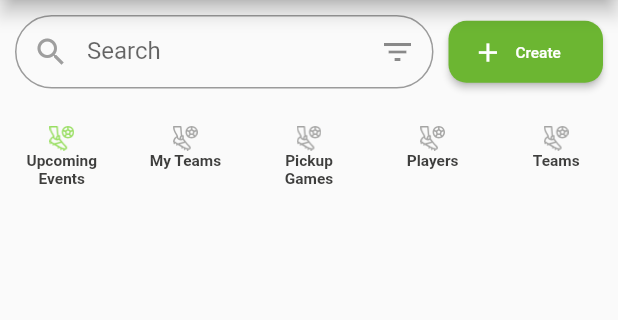
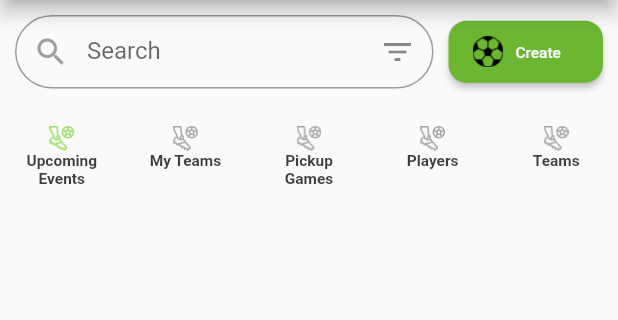
Before and after one commit to ArturoBarrios/AAASoccer, a Flutter app: the Home screen opened by its route, on a phone screen of 412 x 824 dp, the part 84-404 px from its top. Run offline on Flutter 3.47's test engine with Material 2 defaults, Android fonts, the phone set to English and light mode, and no system bars; our stand-ins replace auto_size_text, bloc, equatable, firebase_analytics, firebase_core, flip_card and 23 more; missing offline and left inert: amplify_api, amplify_auth_cognito, amplify_authenticator, amplify_datastore, amplify_flutter, dart:ffi and 7 more; accounts and stored records are empty.

Commit message:
populating tsn pickup card, updated widgets

```diff
--- a/lib/commands/event_command.dart
+++ b/lib/commands/event_command.dart
@@ -1212,9 +1212,6 @@ class EventCommand extends BaseCommand {
         }
       });
 
-      eventPageModel.objectImageInput = await loadEventMainImage(event, eventPageModel.isMine);
-
-
 
       isMyEventResp['mainEvent'] = event;
       isMyEventResp['roles'] = eventPageModel.roles;
--- a/lib/components/Buttons/basic_elevated_button.dart
+++ b/lib/components/Buttons/basic_elevated_button.dart
@@ -5,13 +5,15 @@ import '../../styles/colors.dart';
 class BasicElevatedButton extends StatefulWidget {
   final double? height;
   final double? width;
-  final Svg? icon;
+  final Svg? customIcon;
+  final IconData? icon;
   final String? text;
   final Color? backgroundColor;
+  final Color? iconColor;
   final Function? onPressed;
 
 
-  const BasicElevatedButton({Key? key, this.height, this.width, this.backgroundColor, this.icon, this.text, this.onPressed }) : super(key: key);
+  const BasicElevatedButton({Key? key, this.height, this.width, this.backgroundColor, this.customIcon, this.icon, this.iconColor, this.text, this.onPressed }) : super(key: key);
 
   @override
   State<BasicElevatedButton> createState() => _BasicElevatedButton();
@@ -53,23 +55,30 @@ class _BasicElevatedButton extends State<BasicElevatedButton> {
       mainAxisAlignment:
           widget.icon == null && widget.text != null // replace widget.text with your actual text variable
               ? MainAxisAlignment.center
-              : widget.icon != null && widget.text == null // replace widget.text with your actual text variable
+              : (widget.icon != null || widget.customIcon != null) && widget.text == null // replace widget.text with your actual text variable
                   ? MainAxisAlignment.center
                   : MainAxisAlignment.start,
       children: [
-        if (widget.icon != null)
+        if (widget.icon != null || widget.customIcon != null) // replace widget.icon with your actual icon variable
+          widget.icon != null ?
           Icon(
-            Icons.add,
-            color: Colors.white,
+            widget.icon,
+            color: widget.iconColor,
             size: iconSize,
-          ), // your icon here
-        if (widget.icon != null && widget.text != null) // replace widget.text with your actual text variable
+          ) :
+          Image(
+              width: iconSize,
+              height: iconSize,
+              image: widget.customIcon!,
+              color: widget.iconColor
+            ),
+        if ((widget.icon != null || widget.customIcon != null) && widget.text != null) // replace widget.text with your actual text variable
           SizedBox(width: 8), // Add spacing only if icon and text exist
         if (widget.text != null) // replace widget.text with your actual text variable
           Expanded(
             child: Text(
               widget.text!, // replace 'Enabled' with your actual text variable
-              textAlign: widget.icon == null ? TextAlign.center : TextAlign.left,
+              textAlign: (widget.icon == null && widget.customIcon == null) ? TextAlign.center : TextAlign.left,
               style: TextStyle(fontSize: fontSize),
             ),
           ),
--- a/lib/components/playground_widget.dart
+++ b/lib/components/playground_widget.dart
@@ -50,7 +50,7 @@ class _PlaygroundWidgetState extends State<PlaygroundWidget> {
             ),
           ),
         BasicElevatedButton(
-          icon: SVGWidgets().getSoccerBallSVGImage(),
+          customIcon: SVGWidgets().getSoccerBallSVGImage(),
           height: screenHeight * 0.05,  // 10% of screen height
           width: screenWidth * 0.35,
           backgroundColor: AppColors.tsnGreen, text: "Enable"),
--- a/lib/models/pageModels/event_page_model.dart
+++ b/lib/models/pageModels/event_page_model.dart
@@ -9,6 +9,20 @@ import '../appModels/Price.dart';
 
 class EventPageModel extends ChangeNotifier {
 
+
+  String _startTime = "";
+  String get startTime => _startTime;
+  set startTime(String startTime) {
+    _startTime = startTime;
+    notifyListeners();
+  }
+
+  String _endTime = "";
+  String get endTime => _endTime;
+  set endTime(String endTime) {
+    _endTime = endTime;
+    notifyListeners();
+  }
 
   dynamic _objectImageInput = null;
   dynamic get objectImageInput => _objectImageInput;
@@ -207,6 +221,8 @@ class EventPageModel extends ChangeNotifier {
       isMember = roles.contains("PLAYER");
       chats = _mainEvent['chats']['data'];
       teams = _mainEvent['teams']['data'];
+      startTime = _mainEvent['startTime'];
+      endTime = _mainEvent['endTime'];
       fieldLocations = _mainEvent['fieldLocations']['data'];
       _getParticipants();
       payments = _mainEvent['payments']['data'];
--- a/lib/views/home.dart
+++ b/lib/views/home.dart
@@ -486,7 +486,7 @@ class _Home extends State<Home> {
                                 ),
                               SizedBox(width: 10), // Add some spacing between the search field and the button
                               BasicElevatedButton(
-                                icon: SVGWidgets().getSoccerBallSVGImage(),
+                                customIcon: SVGWidgets().getSoccerBallSVGImage(),
                                 height: screenHeight * 0.05,  // 10% of screen height
                                 width: screenWidth * 0.25,
                                 backgroundColor: AppColors.tsnGreen, text: "Create",
```
Also changed, not shown: lib/components/Cards/tsn_pickup_card.dart (+26 -3 lines), lib/assets/tsn-icons/single-money.svg (added).
